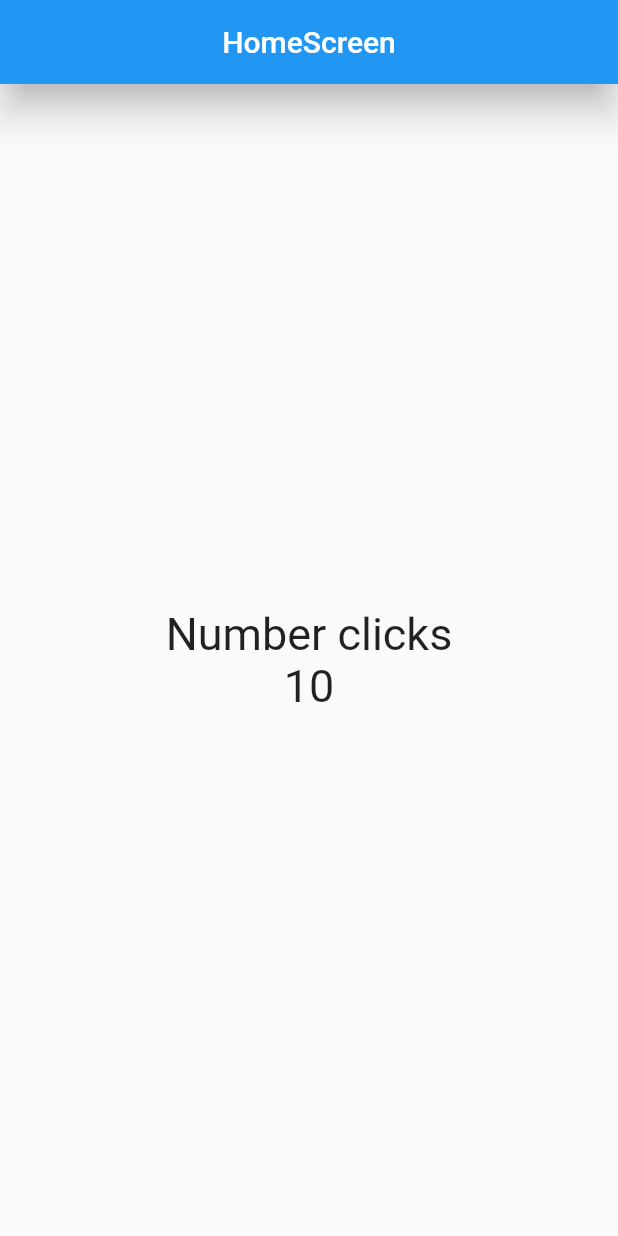
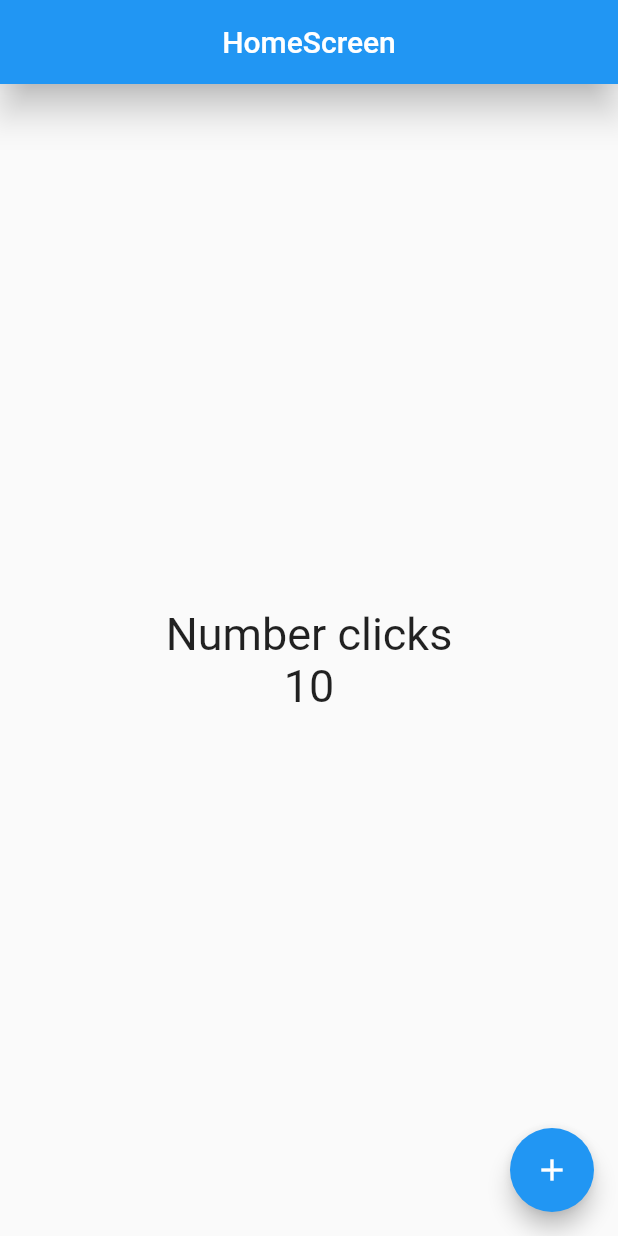
Before and after one commit to CarlosAndresTovar/Flutter, a Flutter app: the screen it shows after launch, on a phone screen of 412 x 824 dp. Run offline on Flutter 3.47's test engine with Material 2 defaults, Android fonts, the phone set to English and light mode, and no system bars.

Commit message:
Crear boton flotante y ajustar sus caracteristicas

```diff
--- a/Flutter/mi_app/lib/screens/home_screen.dart
+++ b/Flutter/mi_app/lib/screens/home_screen.dart
@@ -25,7 +25,13 @@ class HomeScreen extends StatelessWidget {
             Text('10', style: fontSize30 ),
             ],
         ),
-      )
+      ),
+      floatingActionButton: FloatingActionButton(
+        child: const Icon( Icons.add),
+        onPressed: () {
+          print('Hola mundo');
+        },
+      ),
     );
   }
 
```
